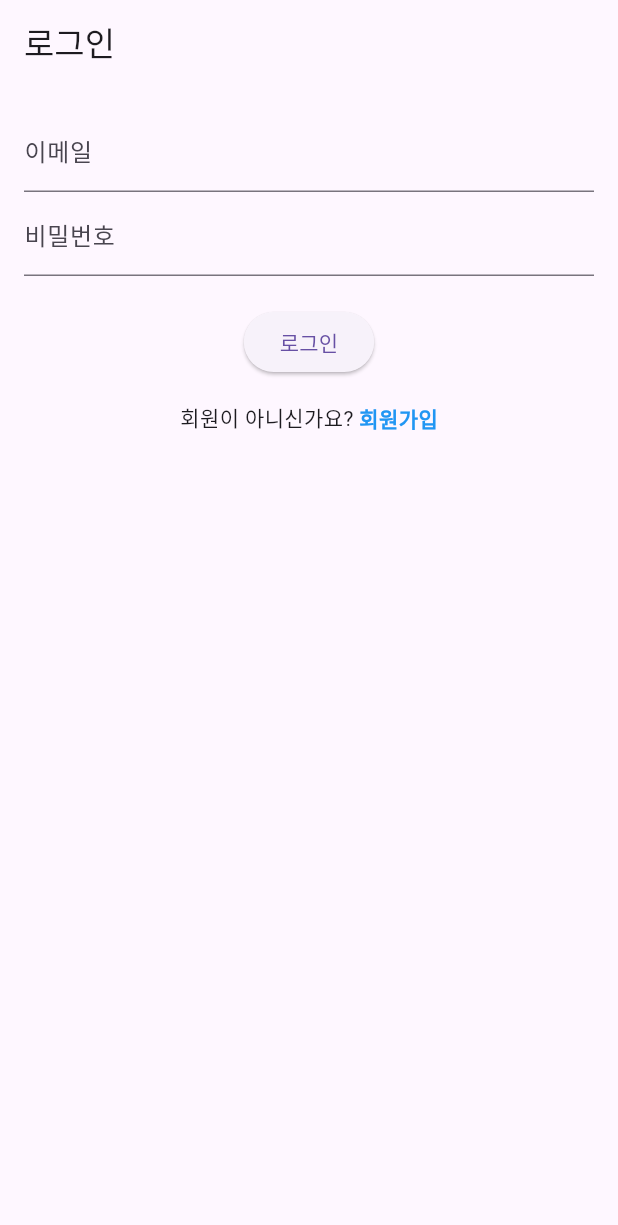
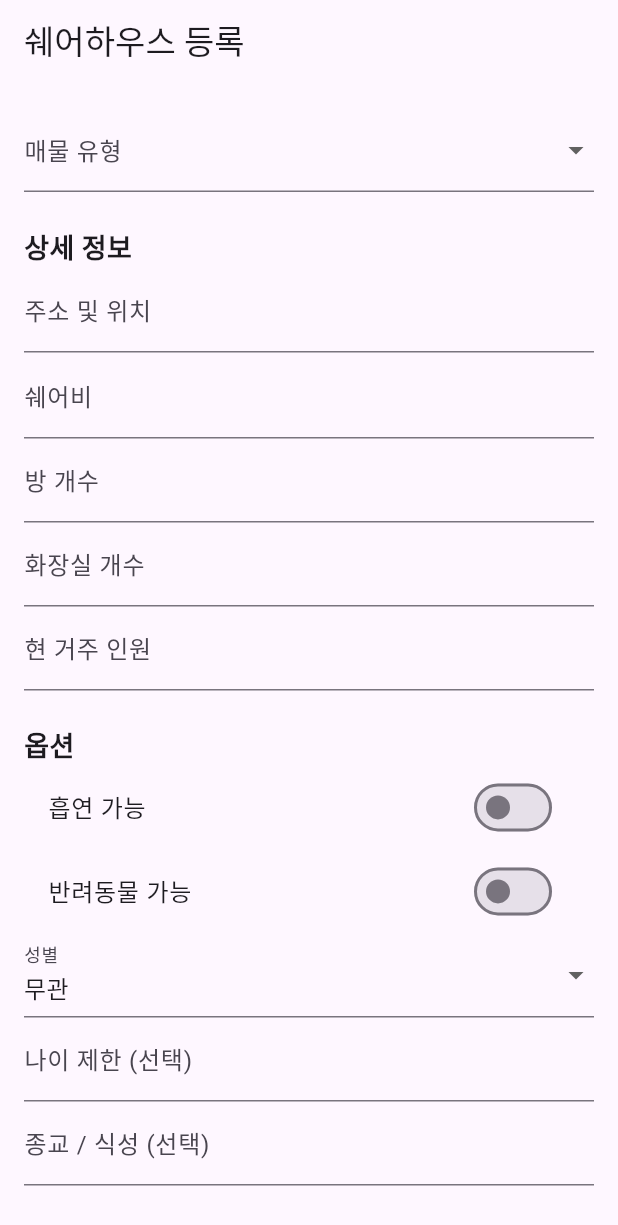
Before and after one commit to bambxxz1e/Trustay, a Flutter app: the screen it shows after launch, on a phone screen of 412 x 824 dp. Shown: the top 1225 px of the screen. Run offline on Flutter 3.47's test engine with Material 3 defaults, Android fonts, the phone set to English and light mode, and no system bars.

Commit message:
쉐어하우스 등록 틀 구현

```diff
--- a/front/lib/main.dart
+++ b/front/lib/main.dart
@@ -1,6 +1,7 @@
 import 'package:flutter/material.dart';
 import 'screens/login.dart';
 import 'screens/signup.dart';
+import 'screens/sharehouse_create.dart';
 
 void main() {
   runApp(const MyApp());
@@ -15,10 +16,11 @@ class MyApp extends StatelessWidget {
       title: 'Login Demo',
       theme: ThemeData(primarySwatch: Colors.blue),
 
-      initialRoute: '/login',
+      initialRoute: '/sharehouse_create',
       routes: {
         '/login': (context) => const LoginPage(),
         '/signup': (context) => const SignupPage(),
+        '/sharehouse_create': (context) => const SharehouseCreatePage(),
       },
     );
   }
--- /dev/null
+++ b/front/lib/screens/sharehouse_create.dart
@@ -0,0 +1,244 @@
+import 'package:flutter/material.dart';
+import 'package:flutter/services.dart';
+import 'package:intl/intl.dart';
+
+// 천의 자리 , 표시
+class ThousandsSeparatorInputFormatter extends TextInputFormatter {
+  final NumberFormat _formatter = NumberFormat('#,###');
+
+  @override
+  TextEditingValue formatEditUpdate(
+    TextEditingValue oldValue,
+    TextEditingValue newValue,
+  ) {
+    if (newValue.text.isEmpty) {
+      return newValue;
+    }
+
+    final plainText = newValue.text.replaceAll(',', '');
+    final number = int.tryParse(plainText);
+    if (number == null) return oldValue;
+
+    final formatted = _formatter.format(number);
+
+    return TextEditingValue(
+      text: formatted,
+      selection: TextSelection.collapsed(offset: formatted.length),
+    );
+  }
+}
+
+class SharehouseCreatePage extends StatefulWidget {
+  const SharehouseCreatePage({super.key});
+
+  @override
+  State<SharehouseCreatePage> createState() => _SharehouseCreatePageState();
+}
+
+class _SharehouseCreatePageState extends State<SharehouseCreatePage> {
+  final _formKey = GlobalKey<FormState>();
+
+  // 매물 유형
+  String? houseType;
+
+  // 상세 정보
+  String address = '';
+  String fee = '';
+  String roomCount = '';
+  String bathroomLaundryCount = '';
+  String residentCount = '';
+
+  // 옵션
+  bool smokingAllowed = false;
+  bool petAllowed = false;
+  String genderLimit = '무관';
+  String ageLimit = '';
+  String religionDiet = '';
+
+  // 설명
+  String description = '';
+
+  @override
+  Widget build(BuildContext context) {
+    return Scaffold(
+      appBar: AppBar(title: const Text('쉐어하우스 등록')),
+      body: SingleChildScrollView(
+        padding: const EdgeInsets.all(16),
+        child: Form(
+          key: _formKey,
+          child: Column(
+            crossAxisAlignment: CrossAxisAlignment.start,
+            children: [
+              _buildHouseType(),
+              _buildDetailInfo(),
+              _buildOptions(),
+              _buildDescription(),
+              _buildSubmitButton(),
+            ],
+          ),
+        ),
+      ),
+    );
+  }
+
+  // 매물 유형
+  Widget _buildHouseType() {
+    return DropdownButtonFormField<String>(
+      decoration: const InputDecoration(labelText: '매물 유형'),
+      items: const [
+        DropdownMenuItem(value: '1인실', child: Text('1인실')),
+        DropdownMenuItem(value: '2인실', child: Text('2인실')),
+        DropdownMenuItem(value: '3인실', child: Text('3인실')),
+        DropdownMenuItem(value: '4인실', child: Text('4인실')),
+        DropdownMenuItem(value: '기타', child: Text('기타')),
+      ],
+      onChanged: (value) => houseType = value,
+      validator: (value) => value == null ? '매물 유형을 선택하세요' : null,
+    );
+  }
+
+  // 상세 정보
+  Widget _buildDetailInfo() {
+    return Column(
+      crossAxisAlignment: CrossAxisAlignment.start,
+      children: [
+        const SizedBox(height: 24),
+        const Text(
+          '상세 정보',
+          style: TextStyle(fontSize: 18, fontWeight: FontWeight.bold),
+        ),
+
+        TextFormField(
+          decoration: const InputDecoration(labelText: '주소 및 위치'),
+          onSaved: (v) => address = v!,
+          validator: (v) => v!.isEmpty ? '주소를 입력하세요' : null,
+        ),
+
+        TextFormField(
+          decoration: const InputDecoration(labelText: '쉐어비', suffixText: '원'),
+          keyboardType: TextInputType.number,
+          inputFormatters: [
+            FilteringTextInputFormatter.digitsOnly,
+            ThousandsSeparatorInputFormatter(),
+          ],
+          onSaved: (v) {
+            fee = v!.replaceAll(',', ''); // 저장은 숫자만
+          },
+          validator: (v) => v!.isEmpty ? '쉐어비를 입력하세요' : null,
+        ),
+
+        TextFormField(
+          decoration: const InputDecoration(labelText: '방 개수'),
+          keyboardType: TextInputType.number,
+          onSaved: (v) => roomCount = v!,
+          inputFormatters: [FilteringTextInputFormatter.digitsOnly],
+          validator: (v) => v!.isEmpty ? '방 개수를 입력하세요' : null,
+        ),
+
+        TextFormField(
+          decoration: const InputDecoration(labelText: '화장실 개수'),
+          keyboardType: TextInputType.number,
+          onSaved: (v) => bathroomLaundryCount = v!,
+          inputFormatters: [FilteringTextInputFormatter.digitsOnly],
+          validator: (v) => v!.isEmpty ? '개수를 입력하세요' : null,
+        ),
+
+        TextFormField(
+          decoration: const InputDecoration(labelText: '현 거주 인원'),
+          keyboardType: TextInputType.number,
+          onSaved: (v) => residentCount = v!,
+          inputFormatters: [FilteringTextInputFormatter.digitsOnly],
+          validator: (v) => v!.isEmpty ? '거주 인원을 입력하세요' : null,
+        ),
+      ],
+    );
+  }
+
+  // 옵션
+  Widget _buildOptions() {
+    return Column(
+      crossAxisAlignment: CrossAxisAlignment.start,
+      children: [
+        const SizedBox(height: 24),
+        const Text(
+          '옵션',
+          style: TextStyle(fontSize: 18, fontWeight: FontWeight.bold),
+        ),
+
+        SwitchListTile(
+          title: const Text('흡연 가능'),
+          value: smokingAllowed,
+          onChanged: (v) => setState(() => smokingAllowed = v),
+        ),
+
+        SwitchListTile(
+          title: const Text('반려동물 가능'),
+          value: petAllowed,
+          onChanged: (v) => setState(() => petAllowed = v),
+        ),
+
+        DropdownButtonFormField<String>(
+          decoration: const InputDecoration(labelText: '성별'),
+          value: genderLimit,
+          items: const [
+            DropdownMenuItem(value: '무관', child: Text('무관')),
+            DropdownMenuItem(value: '여성 전용', child: Text('여성 전용')),
+            DropdownMenuItem(value: '남성 전용', child: Text('남성 전용')),
+          ],
+          onChanged: (v) => genderLimit = v!,
+        ),
+
+        TextFormField(
+          decoration: const InputDecoration(labelText: '나이 제한 (선택)'),
+          onSaved: (v) => ageLimit = v ?? '',
+        ),
+
+        TextFormField(
+          decoration: const InputDecoration(labelText: '종교 / 식성 (선택)'),
+          onSaved: (v) => religionDiet = v ?? '',
+        ),
+      ],
+    );
+  }
+
+  // 세부 사항
+  Widget _buildDescription() {
+    return Column(
+      children: [
+        const SizedBox(height: 24),
+        TextFormField(
+          decoration: const InputDecoration(
+            labelText: '상세 설명',
+            alignLabelWithHint: true,
+          ),
+          maxLines: 5,
+          onSaved: (v) => description = v ?? '',
+        ),
+      ],
+    );
+  }
+
+  // 등록 버튼
+  Widget _buildSubmitButton() {
+    return Padding(
+      padding: const EdgeInsets.symmetric(vertical: 24),
+      child: SizedBox(
+        width: double.infinity,
+        child: ElevatedButton(
+          onPressed: () {
+            if (_formKey.currentState!.validate()) {
+              _formKey.currentState!.save();
+
+              ScaffoldMessenger.of(
+                context,
+              ).showSnackBar(const SnackBar(content: Text('쉐어하우스 등록 완료')));
+
+              // API 요청 보내기
+            }
+          },
+          child: const Text('쉐어하우스 등록'),
+        ),
+      ),
+    );
+  }
+}
--- a/front/lib/screens/signup.dart
+++ b/front/lib/screens/signup.dart
@@ -94,6 +94,9 @@ class _SignupPageState extends State<SignupPage> {
                     ScaffoldMessenger.of(
                       context,
                     ).showSnackBar(SnackBar(content: Text('회원가입이 완료되었습니다.')));
+
+                    // 로그인 페이지로 이동
+                    Navigator.pushReplacementNamed(context, '/login');
                   }
                 },
                 child: const Text('회원가입'),
--- a/front/pubspec.yaml
+++ b/front/pubspec.yaml
@@ -2,7 +2,7 @@ name: front
 description: "A new Flutter project."
 # The following line prevents the package from being accidentally published to
 # pub.dev using `flutter pub publish`. This is preferred for private packages.
-publish_to: 'none' # Remove this line if you wish to publish to pub.dev
+publish_to: "none" # Remove this line if you wish to publish to pub.dev
 
 # The following defines the version and build number for your application.
 # A version number is three numbers separated by dots, like 1.2.43
@@ -34,6 +34,7 @@ dependencies:
   # The following adds the Cupertino Icons font to your application.
   # Use with the CupertinoIcons class for iOS style icons.
   cupertino_icons: ^1.0.8
+  intl: ^0.18.1
 
 dev_dependencies:
   flutter_test:
@@ -51,7 +52,6 @@ dev_dependencies:
 
 # The following section is specific to Flutter packages.
 flutter:
-
   # The following line ensures that the Material Icons font is
   # included with your application, so that you can use the icons in
   # the material Icons class.
```
Also changed, not shown: front/pubspec.lock.
